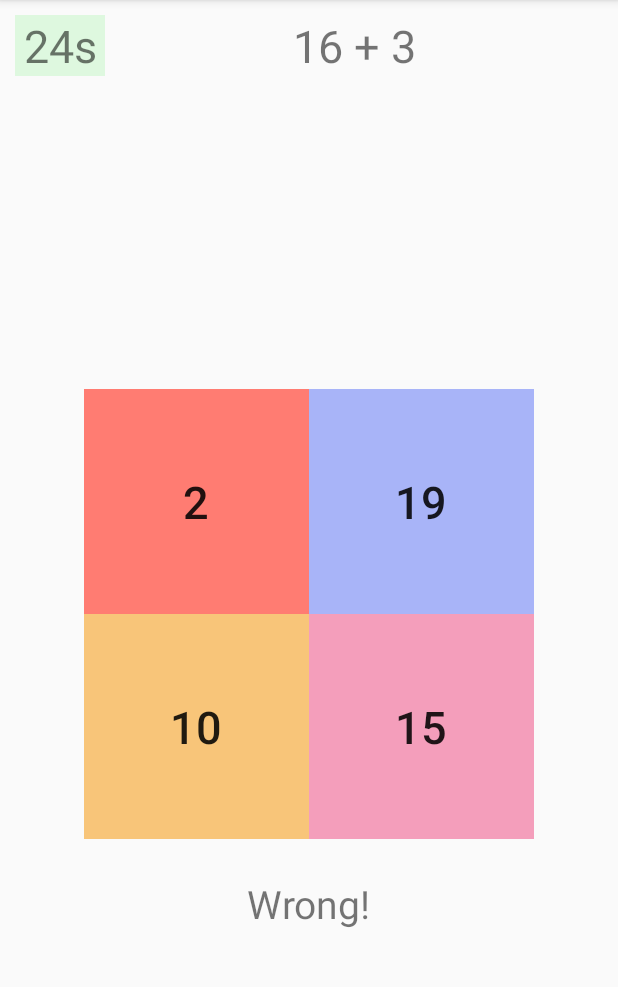
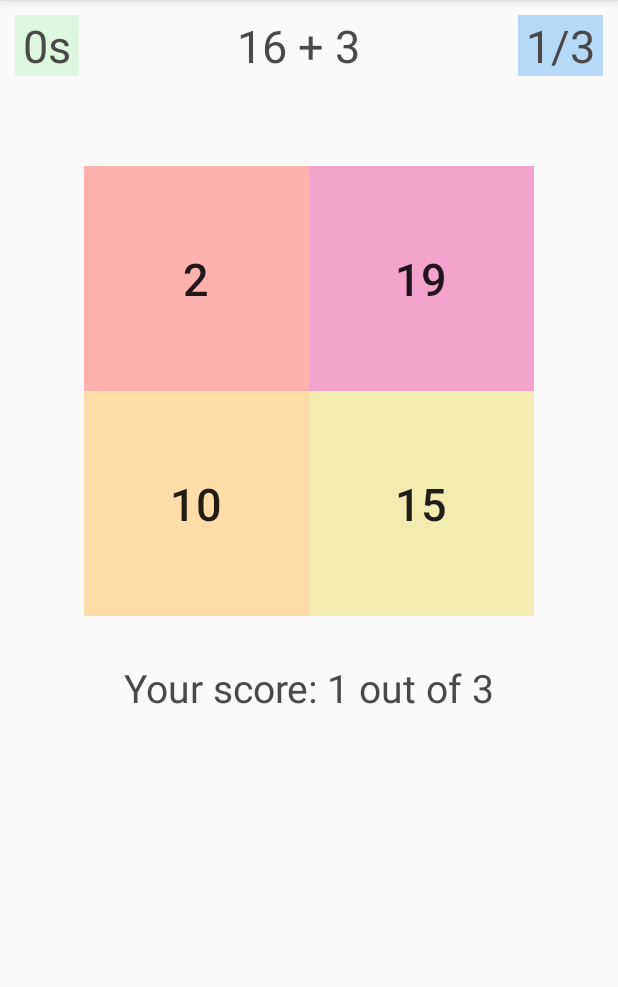
Before and after one commit to Udemy-The-Complete-Android-Dev-Course/S5-Brain-Trainer, an Android app: the screen it shows after launch (MainActivity), after a tap on an icon or button, on a phone screen of 412 x 824 dp, the part 84-1071 px from its top. Run offline under Robolectric (Android 15) with nearby library versions, the phone set to English and light mode, and no system bars; 3 other taps on this screen came first.

Commit message:
Add score tracking and label.

```diff
--- a/app/src/main/java/ldansorean/s5braintrainer/MainActivity.java
+++ b/app/src/main/java/ldansorean/s5braintrainer/MainActivity.java
@@ -7,14 +7,14 @@ import android.os.CountDownTimer;
 import android.view.View;
 import android.widget.TableLayout;
 import android.widget.TextView;
-import android.widget.Toast;
 
 public class MainActivity extends AppCompatActivity {
 
-    private static final int GAME_DURATION_MS = 30 * 1000;
+    private static final int GAME_DURATION_MS = 5 * 1000;
     private GameChallenge gameChallenge;
-    private TextView sumLabel, timeLabel, resultLabel;
+    private TextView sumLabel, timeLabel, resultLabel, scoreLabel;
     private TableLayout possibleSumsTable;
+    private int noOfQuestions, correctAnswers;
 
 
     @Override
@@ -26,40 +26,48 @@ public class MainActivity extends AppCompatActivity {
         timeLabel = findViewById(R.id.timeLabel);
         resultLabel = findViewById(R.id.resultLabel);
         possibleSumsTable = findViewById(R.id.possibleSumsTable);
+        scoreLabel = findViewById(R.id.scoreLabel);
         gameChallenge = new GameChallenge();
 
+        //initially hide all gameplay view components and show only the start button
+        findViewById(R.id.go).setVisibility(View.VISIBLE);
         findViewById(R.id.topLabels).setVisibility(View.INVISIBLE);
         possibleSumsTable.setVisibility(View.INVISIBLE);
         resultLabel.setVisibility(View.INVISIBLE);
+        scoreLabel.setVisibility(View.INVISIBLE);
     }
 
     public void go(View view) {
         findViewById(R.id.go).setVisibility(View.INVISIBLE);
 
-        showNewChallenge();
+        newChallenge();
         startCountDownTimer();
 
         findViewById(R.id.topLabels).setVisibility(View.VISIBLE);
         possibleSumsTable.setVisibility(View.VISIBLE);
         resultLabel.setVisibility(View.VISIBLE);
+        scoreLabel.setVisibility(View.VISIBLE);
     }
 
     public void sumSelected(View view) {
         int position = Integer.parseInt(view.getTag().toString());
         if (gameChallenge.isSumCorrect(position)) {
             resultLabel.setText("Correct!");
+            correctAnswers++;
         } else {
             resultLabel.setText("Wrong!");
         }
-        showNewChallenge();
+        noOfQuestions++;
+        scoreLabel.setText( correctAnswers + "/" + noOfQuestions );
+        newChallenge();
     }
 
-    private void showNewChallenge() {
+    private void newChallenge() {
         gameChallenge.newChallenge();
-        setSums();
+        displayNewChallenge();
     }
 
-    private void setSums() {
+    private void displayNewChallenge() {
         sumLabel.setText(gameChallenge.getFirstNumber() + " + " + gameChallenge.getSecondNumber());
         for (int i = 0; i < 4; i++) {
             TextView sumTextView = possibleSumsTable.findViewWithTag(String.valueOf(i));
@@ -77,7 +85,8 @@ public class MainActivity extends AppCompatActivity {
 
             @Override
             public void onFinish() {
-                ; //nothing for now
+                timeLabel.setText("0s");
+                resultLabel.setText("Your score: " + correctAnswers + " out of " + noOfQuestions);
             }
         }.start();
     }
--- a/app/src/main/res/layout/activity_main.xml
+++ b/app/src/main/res/layout/activity_main.xml
@@ -15,6 +15,7 @@
         android:onClick="go"
         android:text="Go"
         android:textSize="70sp"
+        android:visibility="invisible"
         app:layout_constraintBottom_toBottomOf="parent"
         app:layout_constraintEnd_toEndOf="parent"
         app:layout_constraintStart_toStartOf="parent"
@@ -32,12 +33,15 @@
 
         <TextView
             android:id="@+id/timeLabel"
-            android:layout_width="60dp"
+            android:layout_width="wrap_content"
             android:layout_height="wrap_content"
+            android:paddingLeft="5dp"
+            android:paddingRight="5dp"
             android:layout_weight="0"
             android:background="#DEF8DF"
             android:text="30s"
             android:textAlignment="center"
+            android:textColor="#494949"
             android:textSize="30sp" />
 
         <TextView
@@ -46,9 +50,23 @@
             android:layout_height="wrap_content"
             android:layout_marginStart="5dp"
             android:layout_marginEnd="5dp"
-            android:layout_weight="0"
+            android:layout_weight="1"
             android:text="10 + 10"
             android:textAlignment="center"
+            android:textColor="#494949"
+            android:textSize="30sp" />
+
+        <TextView
+            android:id="@+id/scoreLabel"
+            android:layout_width="wrap_content"
+            android:layout_height="wrap_content"
+            android:layout_weight="0"
+            android:background="#B5D9F6"
+            android:paddingLeft="5dp"
+            android:paddingRight="5dp"
+            android:text="0/0"
+            android:textAlignment="center"
+            android:textColor="#494949"
             android:textSize="30sp" />
 
     </LinearLayout>
@@ -57,7 +75,7 @@
         android:id="@+id/possibleSumsTable"
         android:layout_width="300dp"
         android:layout_height="300dp"
-        app:layout_constraintBottom_toBottomOf="parent"
+        android:layout_marginTop="60dp"
         app:layout_constraintEnd_toEndOf="parent"
         app:layout_constraintStart_toStartOf="parent"
         app:layout_constraintTop_toBottomOf="@id/topLabels">
@@ -72,10 +90,10 @@
                 android:layout_width="match_parent"
                 android:layout_height="match_parent"
                 android:layout_weight="1"
-                android:background="#FF7C72"
+                android:background="#FFB2AD"
+                android:onClick="sumSelected"
                 android:tag="0"
                 android:text="Button"
-                android:onClick="sumSelected"
                 android:textSize="30sp" />
 
             <Button
@@ -83,10 +101,10 @@
                 android:layout_width="match_parent"
                 android:layout_height="match_parent"
                 android:layout_weight="1"
-                android:background="#A8B4F8"
+                android:background="#F3A3CC"
+                android:onClick="sumSelected"
                 android:tag="1"
                 android:text="Button"
-                android:onClick="sumSelected"
                 android:textSize="30sp" />
         </TableRow>
 
@@ -100,10 +118,10 @@
                 android:layout_width="match_parent"
                 android:layout_height="match_parent"
                 android:layout_weight="1"
-                android:background="#F8C579"
+                android:background="#FFDCA8"
+                android:onClick="sumSelected"
                 android:tag="2"
                 android:text="Button"
-                android:onClick="sumSelected"
                 android:textSize="30sp" />
 
             <Button
@@ -111,10 +129,10 @@
                 android:layout_width="match_parent"
                 android:layout_height="match_parent"
                 android:layout_weight="1"
-                android:background="#F49EBB"
+                android:background="#F3ECB0"
+                android:onClick="sumSelected"
                 android:tag="3"
                 android:text="Button"
-                android:onClick="sumSelected"
                 android:textSize="30sp" />
         </TableRow>
 
@@ -124,8 +142,8 @@
         android:id="@+id/resultLabel"
         android:layout_width="wrap_content"
         android:layout_height="wrap_content"
-        android:layout_marginTop="25dp"
-        android:text=""
+        android:layout_marginTop="30dp"
+        android:textColor="#494949"
         android:textSize="26sp"
         app:layout_constraintEnd_toEndOf="parent"
         app:layout_constraintStart_toStartOf="parent"
```
